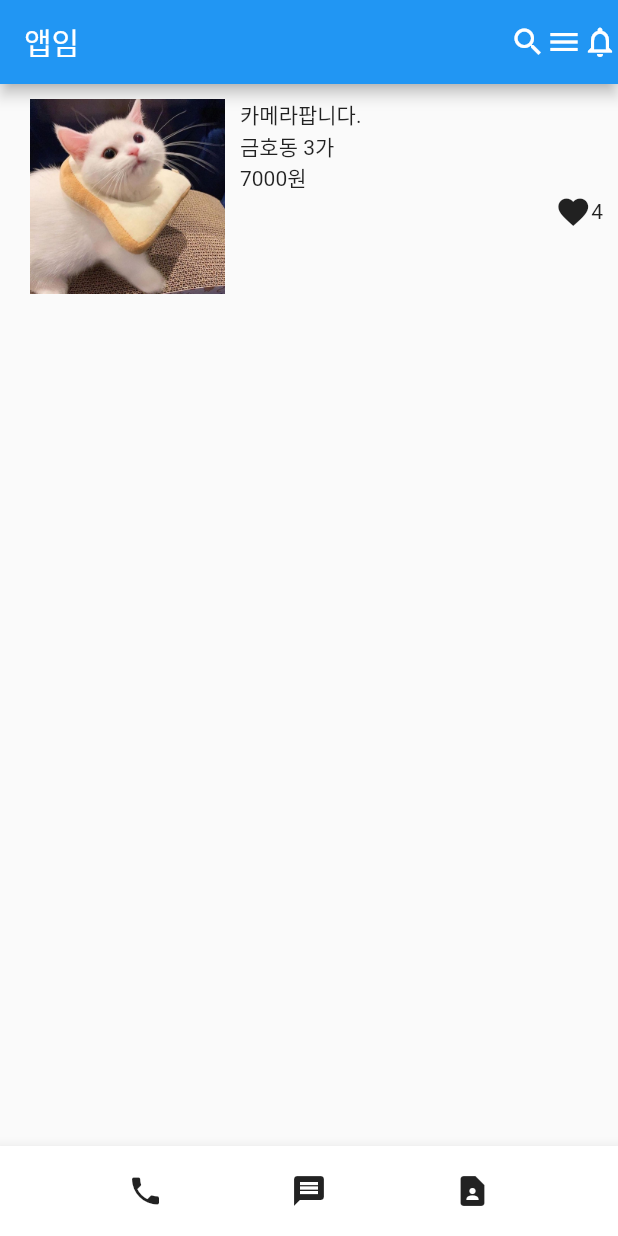
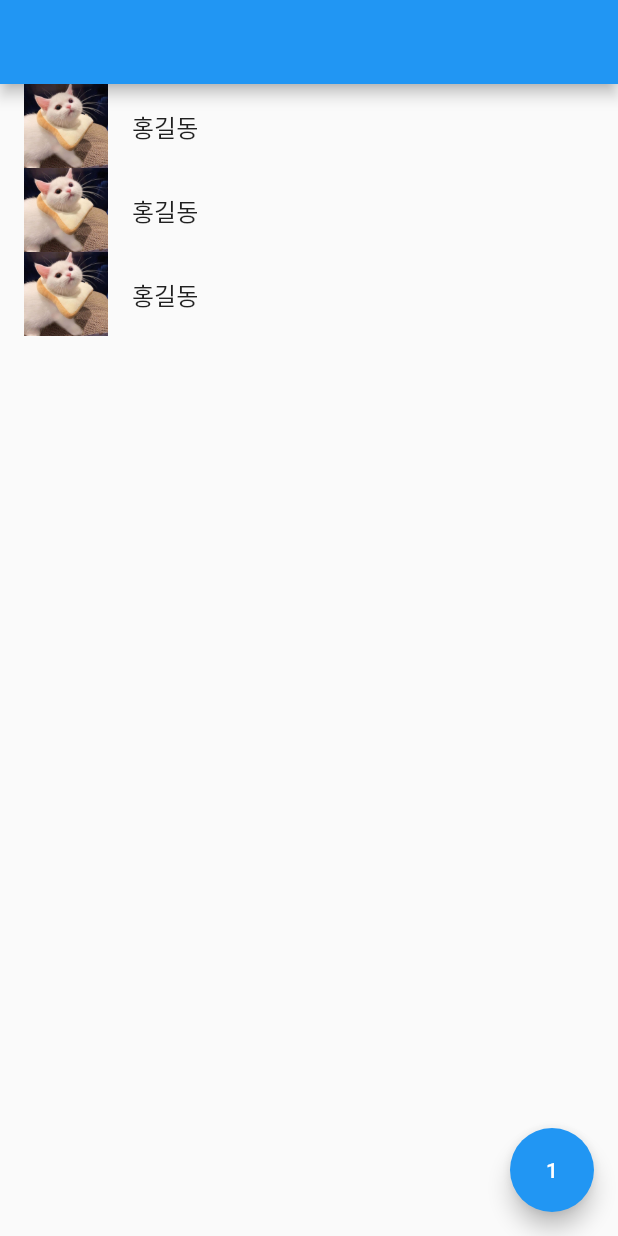
Before and after one commit to Sophia9156/flutter-contact, a Flutter app: the screen it shows after launch, on a phone screen of 412 x 824 dp. Run offline on Flutter 3.47's test engine with Material 2 defaults, Android fonts, the phone set to English and light mode, and no system bars.

Commit message:
feat: floating 버튼 추가

```diff
--- a/lib/main.dart
+++ b/lib/main.dart
@@ -1,59 +1,35 @@
 import 'package:flutter/material.dart';
 
 void main() {
-  runApp(const MyApp());
+  runApp(MyApp());
 }
 
 class MyApp extends StatelessWidget {
-  const MyApp({super.key});
+  MyApp({super.key});
+
+  var a = 1;
 
   @override
   Widget build(BuildContext context) {
     return MaterialApp(
         home: Scaffold(
-      appBar: AppBar(
-        title: Text("앱임"),
-        actions: [
-          Icon(Icons.search),
-          Icon(Icons.menu),
-          Icon(Icons.notifications_none_outlined)
-        ],
+      floatingActionButton: FloatingActionButton(
+        child: Text(a.toString()),
+        onPressed: () {
+          print(a);
+          a++;
+        },
       ),
-      body: Container(
-          height: 150,
-          padding: EdgeInsets.all(10),
-          child: Row(
-            children: [
-              Image.asset(
-                "assets/cat1.jpeg",
-                width: 150,
-              ),
-              Expanded(
-                child: Column(
-                    crossAxisAlignment: CrossAxisAlignment.start,
-                    children: [
-                      Text("카메라팝니다."),
-                      Text("금호동 3가"),
-                      Text("7000원"),
-                      Row(
-                        mainAxisAlignment: MainAxisAlignment.end,
-                        children: [Icon(Icons.favorite), Text("4")],
-                      )
-                    ]),
-              )
-            ],
-          )),
-      bottomNavigationBar: BottomAppBar(
-        child: SizedBox(
-            height: 60,
-            child: Row(
-                mainAxisAlignment: MainAxisAlignment.spaceEvenly,
-                children: [
-                  Icon(Icons.phone),
-                  Icon(Icons.message),
-                  Icon(Icons.contact_page)
-                ])),
-      ),
+      appBar: AppBar(),
+      bottomNavigationBar: BottomAppBar(),
+      body: ListView.builder(
+          itemCount: 3,
+          itemBuilder: (c, i) {
+            return ListTile(
+              leading: Image.asset("assets/cat1.jpeg"),
+              title: Text("홍길동"),
+            );
+          }),
     ));
   }
 }
```
Also changed, not shown: 1 other file.
